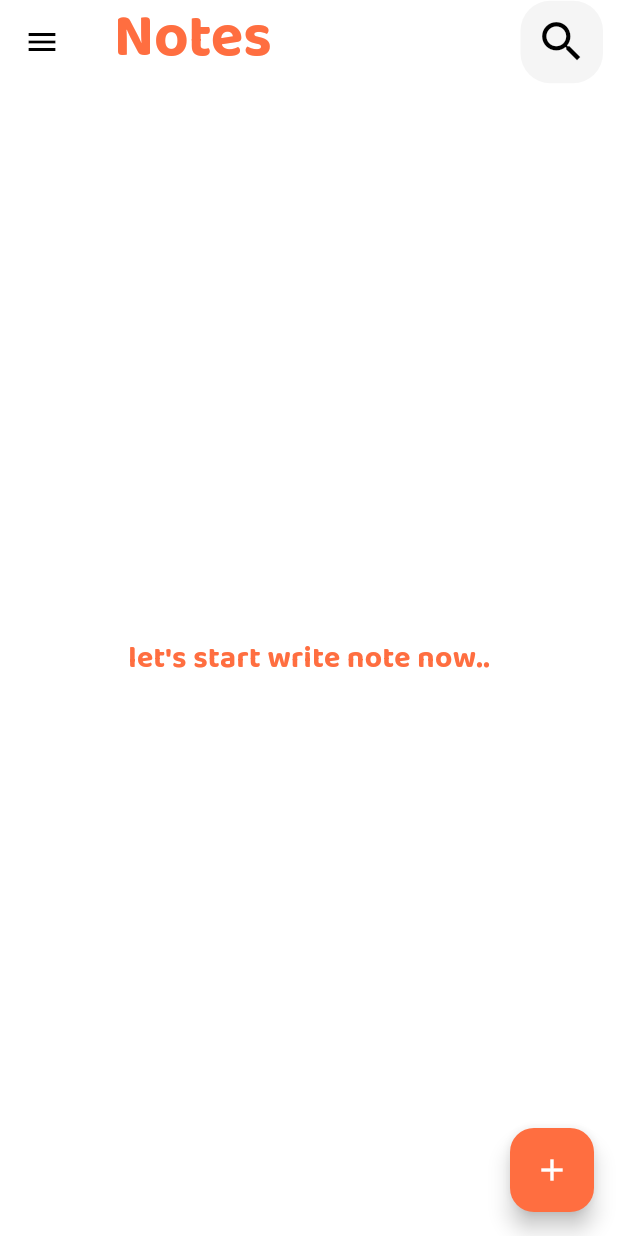
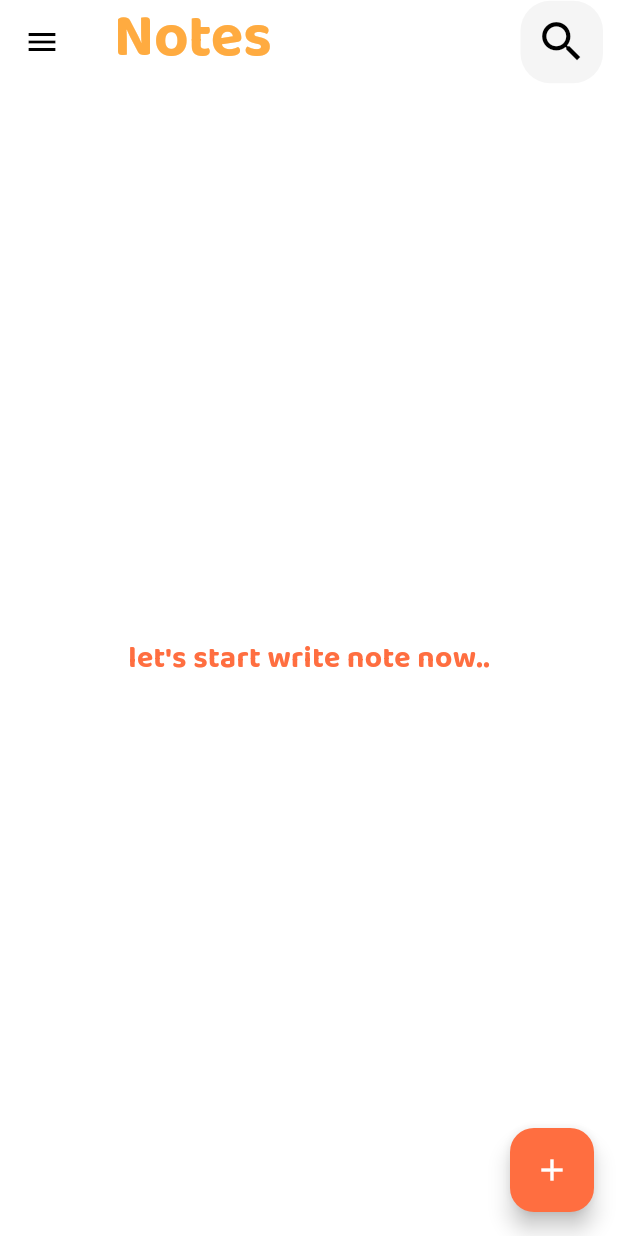
Before and after one commit to Zakarya-Jawish/dawwen, a Flutter app: the screen it shows after launch, on a phone screen of 412 x 824 dp. Run offline on Flutter 3.47's test engine with Material 3 defaults, Android fonts, the phone set to English and light mode, and no system bars; our stand-ins replace bloc, flutter_bloc, hive, hive_flutter, lottie; accounts and stored records are empty.

Commit message:
change color on appBar

```diff
--- a/lib/widgets/custom_appbar.dart
+++ b/lib/widgets/custom_appbar.dart
@@ -1,4 +1,3 @@
-import 'package:dawwen_app/helper/constants.dart';
 import 'package:flutter/material.dart';
 import 'package:dawwen_app/extensions/context_ex.dart';
 
@@ -15,7 +14,8 @@ class CustomAppBar extends StatelessWidget implements PreferredSizeWidget {
     return AppBar(
       title: Text(
         title!,
-        style: context.textTheme.displayLarge!.copyWith(color: kPrimaryColor),
+        style: context.textTheme.displayLarge!
+            .copyWith(color: Colors.orangeAccent),
       ),
       actions: [
         CustomIconButton(iconData: iconData, onPressed: onPressed),
```
